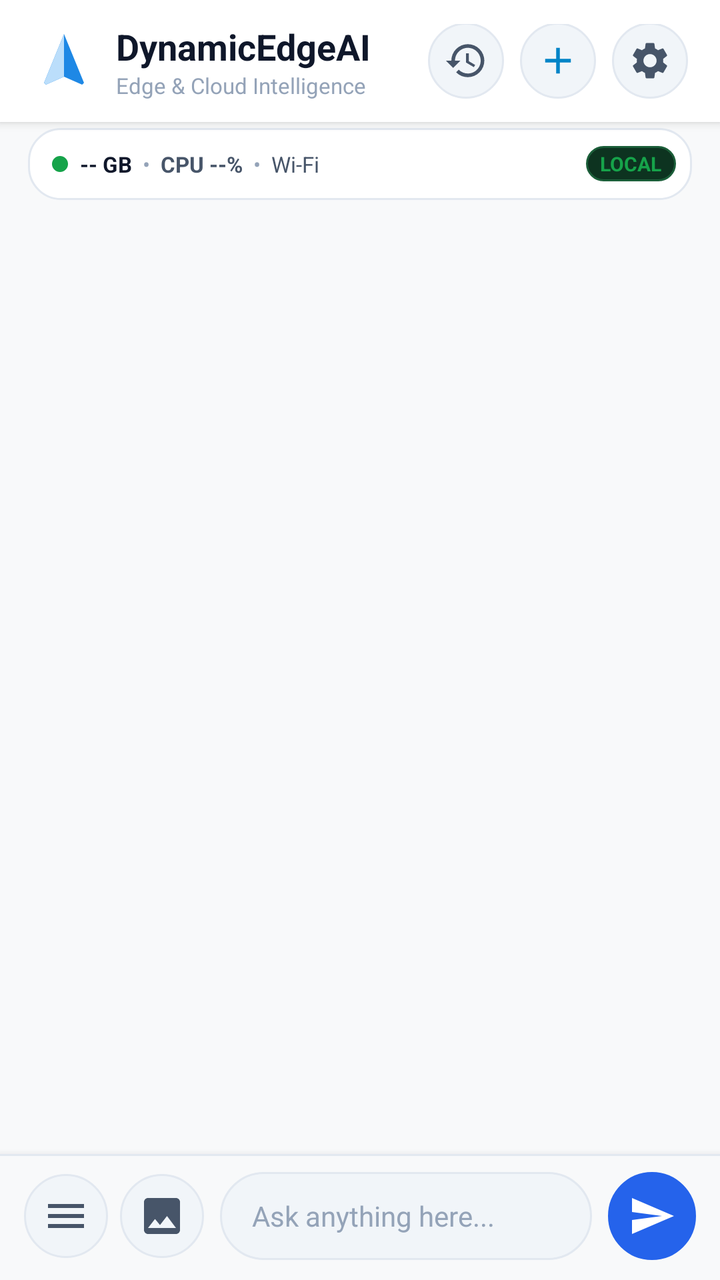
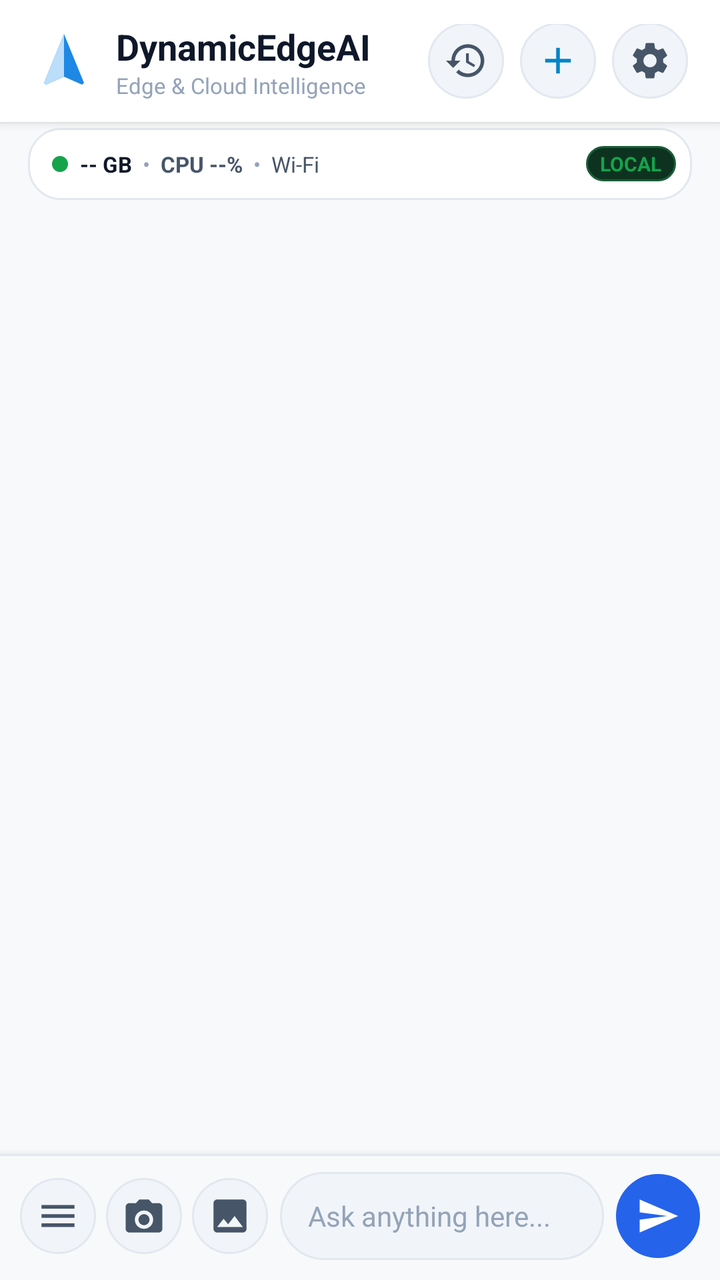

Before-and-after screenshots of an Android layout around one commit, followed by the original layout XML and the change that was made.
<!-- AndroidManifest.xml: application theme Theme.DynamicEdgeAI -->
<!-- res/layout/activity_main.xml -->
<?xml version="1.0" encoding="utf-8"?>
<RelativeLayout xmlns:android="http://schemas.android.com/apk/res/android"
    xmlns:app="http://schemas.android.com/apk/res-auto"
    android:id="@+id/mainRootLayout"
    android:layout_width="match_parent"
    android:layout_height="match_parent"
    android:background="@color/app_bg"
    android:fitsSystemWindows="true">

    
    <RelativeLayout
        android:id="@+id/header"
        android:layout_width="match_parent"
        android:layout_height="wrap_content"
        android:background="@color/app_header_bg"
        android:paddingStart="16dp"
        android:paddingEnd="16dp"
        android:paddingTop="12dp"
        android:paddingBottom="10dp"
        android:elevation="3dp">

        
        <LinearLayout
            android:id="@+id/headerBrand"
            android:layout_width="wrap_content"
            android:layout_height="wrap_content"
            android:layout_alignParentStart="true"
            android:layout_centerVertical="true"
            android:layout_toStartOf="@+id/headerActions"
            android:orientation="horizontal"
            android:gravity="center_vertical">

            <ImageView
                android:layout_width="32dp"
                android:layout_height="32dp"
                android:src="@drawable/ic_app_logo"
                android:layout_marginEnd="10dp"/>

            <LinearLayout
                android:layout_width="wrap_content"
                android:layout_height="wrap_content"
                android:orientation="vertical">
                <TextView
                    android:id="@+id/appTitleText"
                    android:layout_width="wrap_content"
                    android:layout_height="wrap_content"
                    android:text="DynamicEdgeAI"
                    android:textColor="@color/app_text_primary"
                    android:textSize="18sp"
                    android:textStyle="bold"
                    android:maxLines="1"
                    android:ellipsize="end" />
                <TextView
                    android:id="@+id/appSubtitleText"
                    android:layout_width="wrap_content"
                    android:layout_height="wrap_content"
                    android:text="Edge &amp; Cloud Intelligence"
                    android:textColor="@color/app_text_muted"
                    android:textSize="11sp"
                    android:maxLines="1"
                    android:ellipsize="end" />
            </LinearLayout>
        </LinearLayout>

        
        <LinearLayout
            android:id="@+id/headerActions"
            android:layout_width="wrap_content"
            android:layout_height="wrap_content"
            android:layout_alignParentEnd="true"
            android:layout_centerVertical="true"
            android:orientation="horizontal"
            android:gravity="center_vertical">

            
            <ImageButton
                android:id="@+id/btnHeaderConversations"
                android:layout_width="38dp"
                android:layout_height="38dp"
                android:src="@drawable/ic_history"
                android:background="@drawable/bg_circular_action_btn"
                app:tint="@color/app_text_secondary"
                android:scaleType="fitCenter"
                android:padding="8dp"
                android:contentDescription="Chat History"
                android:layout_marginEnd="8dp" />

            
            <ImageButton
                android:id="@+id/btnHeaderNewChat"
                android:layout_width="38dp"
                android:layout_height="38dp"
                android:src="@drawable/ic_add"
                android:background="@drawable/bg_circular_action_btn"
                app:tint="@color/accent_blue"
                android:scaleType="fitCenter"
                android:padding="8dp"
                android:contentDescription="New Chat"
                android:layout_marginEnd="8dp" />

            
            <ImageButton
                android:id="@+id/btnHeaderSettings"
                android:layout_width="38dp"
                android:layout_height="38dp"
                android:src="@drawable/ic_settings"
                android:background="@drawable/bg_circular_action_btn"
                app:tint="@color/app_text_secondary"
                android:scaleType="fitCenter"
                android:padding="8dp"
                android:contentDescription="Settings" />
        </LinearLayout>
    </RelativeLayout>

    
    <include
        layout="@layout/layout_update_popup_banner"
        android:id="@+id/includedUpdateBanner"
        android:layout_width="match_parent"
        android:layout_height="wrap_content"
        android:layout_below="@id/header"
        android:layout_marginTop="4dp" />

    
    <LinearLayout
        android:id="@+id/insightsContainer"
        android:layout_width="match_parent"
        android:layout_height="wrap_content"
        android:layout_below="@id/includedUpdateBanner"
        android:paddingStart="14dp"
        android:paddingEnd="14dp"
        android:paddingTop="3dp"
        android:paddingBottom="3dp">

        <LinearLayout
            android:layout_width="match_parent"
            android:layout_height="36dp"
            android:background="@drawable/bg_telemetry_pill"
            android:orientation="horizontal"
            android:gravity="center_vertical"
            android:paddingStart="12dp"
            android:paddingEnd="8dp">

            
            <ImageView
                android:id="@+id/ramIndicator"
                android:layout_width="8dp"
                android:layout_height="8dp"
                android:src="@drawable/dot_green"
                android:layout_marginEnd="6dp" />

            
            <TextView
                android:id="@+id/ramLabel"
                android:layout_width="wrap_content"
                android:layout_height="wrap_content"
                android:text="-- GB"
                android:textSize="11sp"
                android:textStyle="bold"
                android:textColor="@color/app_text_primary" />

            <TextView
                android:layout_width="wrap_content"
                android:layout_height="wrap_content"
                android:text="  •  "
                android:textSize="11sp"
                android:textColor="@color/app_text_muted" />

            <TextView
                android:id="@+id/cpuLabel"
                android:layout_width="wrap_content"
                android:layout_height="wrap_content"
                android:text="CPU --%"
                android:textSize="11sp"
                android:textStyle="bold"
                android:textColor="@color/app_text_secondary" />

            <TextView
                android:layout_width="wrap_content"
                android:layout_height="wrap_content"
                android:text="  •  "
                android:textSize="11sp"
                android:textColor="@color/app_text_muted" />

            <TextView
                android:id="@+id/networkLabel"
                android:layout_width="0dp"
                android:layout_height="wrap_content"
                android:layout_weight="1"
                android:text="Wi-Fi"
                android:textSize="11sp"
                android:textColor="@color/app_text_secondary"
                android:singleLine="true"
                android:ellipsize="end" />

            
            <TextView
                android:id="@+id/insightModeText"
                android:layout_width="wrap_content"
                android:layout_height="wrap_content"
                android:text="LOCAL"
                android:textStyle="bold"
                android:textSize="10sp"
                android:textColor="#16A34A"
                android:background="@drawable/bg_status_badge_local"
                android:paddingStart="7dp"
                android:paddingEnd="7dp"
                android:paddingTop="2dp"
                android:paddingBottom="2dp" />

            
            <Switch
                android:id="@+id/privacyModeToggle"
                android:layout_width="wrap_content"
                android:layout_height="wrap_content"
                android:visibility="gone" />
        </LinearLayout>
    </LinearLayout>

    
    <ScrollView
        android:id="@+id/chatScrollView"
        android:layout_width="match_parent"
        android:layout_height="match_parent"
        android:layout_below="@id/insightsContainer"
        android:layout_above="@+id/inputArea"
        android:clipToPadding="false"
        android:paddingStart="12dp"
        android:paddingEnd="12dp"
        android:paddingTop="6dp"
        android:paddingBottom="6dp">

        <LinearLayout
            android:id="@+id/chatContainer"
            android:layout_width="match_parent"
            android:layout_height="wrap_content"
            android:orientation="vertical">

            <LinearLayout
                android:id="@+id/thinkingIndicator"
                android:layout_width="wrap_content"
                android:layout_height="wrap_content"
                android:background="@drawable/bubble_ai"
                android:padding="12dp"
                android:visibility="gone"
                android:layout_marginBottom="16dp">

                <TextView
                    android:id="@+id/thinkingText"
                    android:layout_width="wrap_content"
                    android:layout_height="wrap_content"
                    android:text="Thinking..."
                    android:textColor="@color/app_text_secondary"
                    android:textSize="14sp" />
            </LinearLayout>
        </LinearLayout>
    </ScrollView>

    
    <LinearLayout
        android:id="@+id/inputArea"
        android:layout_width="match_parent"
        android:layout_height="wrap_content"
        android:layout_alignParentBottom="true"
        android:background="@color/app_bg"
        android:orientation="vertical"
        android:elevation="6dp">

        
        <View
            android:layout_width="match_parent"
            android:layout_height="1dp"
            android:background="@color/app_surface_outline" />

        
        <LinearLayout
            android:id="@+id/imagePreviewContainer"
            android:layout_width="match_parent"
            android:layout_height="wrap_content"
            android:paddingStart="16dp"
            android:paddingEnd="16dp"
            android:paddingTop="6dp"
            android:paddingBottom="4dp"
            android:orientation="horizontal"
            android:gravity="center_vertical"
            android:visibility="gone">

            <ImageView
                android:id="@+id/imgPreviewThumbnail"
                android:layout_width="44dp"
                android:layout_height="44dp"
                android:scaleType="centerCrop"
                android:background="@drawable/card_outline" />

            <TextView
                android:id="@+id/txtPreviewFilename"
                android:layout_width="0dp"
                android:layout_height="wrap_content"
                android:layout_weight="1"
                android:layout_marginStart="8dp"
                android:text="image.jpg"
                android:textSize="12sp"
                android:textColor="@color/app_text_primary"
                android:singleLine="true"
                android:ellipsize="middle" />

            <ImageButton
                android:id="@+id/btnRemoveImage"
                android:layout_width="28dp"
                android:layout_height="28dp"
                android:src="@drawable/ic_close"
                android:background="?attr/selectableItemBackgroundBorderless"
                app:tint="#F87171"
                android:scaleType="fitCenter" />
        </LinearLayout>

        
        <LinearLayout
            android:layout_width="match_parent"
            android:layout_height="wrap_content"
            android:paddingStart="12dp"
            android:paddingEnd="12dp"
            android:paddingTop="8dp"
            android:paddingBottom="10dp"
            android:orientation="horizontal"
            android:gravity="center_vertical">

            
            <ImageButton
                android:id="@+id/menuButton"
                android:layout_width="42dp"
                android:layout_height="42dp"
                android:layout_marginEnd="6dp"
                android:background="@drawable/bg_circular_action_btn"
                android:src="@drawable/ic_menu"
                app:tint="@color/app_text_secondary"
                android:contentDescription="Models &amp; RAM" />

            
            <ImageButton
                android:id="@+id/btnAttachImage"
                android:layout_width="42dp"
                android:layout_height="42dp"
                android:layout_marginEnd="8dp"
                android:background="@drawable/bg_circular_action_btn"
                android:src="@drawable/ic_image"
                app:tint="@color/app_text_secondary"
                android:contentDescription="Attach Image" />

            
            <EditText
                android:id="@+id/messageInput"
                android:layout_width="0dp"
                android:layout_height="44dp"
                android:layout_weight="1"
                android:background="@drawable/bg_chat_input_pill"
                android:hint="Ask anything here..."
                android:paddingStart="16dp"
                android:paddingEnd="16dp"
                android:textSize="14sp"
                android:textColor="@color/app_text_primary"
                android:textColorHint="@color/app_text_muted"
                android:inputType="textLongMessage" />

            
            <ImageButton
                android:id="@+id/sendButton"
                android:layout_width="44dp"
                android:layout_height="44dp"
                android:layout_marginStart="8dp"
                android:background="@drawable/bg_circular_action_btn"
                android:backgroundTint="@color/btn_blue"
                android:src="@drawable/ic_send"
                app:tint="@color/white"
                android:contentDescription="Send" />
        </LinearLayout>
    </LinearLayout>

</RelativeLayout>
<!-- res/layout/layout_update_popup_banner.xml (included above) -->
<?xml version="1.0" encoding="utf-8"?>
<LinearLayout xmlns:android="http://schemas.android.com/apk/res/android"
    xmlns:app="http://schemas.android.com/apk/res-auto"
    android:id="@+id/updatePopupBanner"
    android:layout_width="match_parent"
    android:layout_height="wrap_content"
    android:orientation="horizontal"
    android:gravity="center_vertical"
    android:background="@drawable/bg_update_pill"
    android:paddingStart="14dp"
    android:paddingEnd="12dp"
    android:paddingTop="10dp"
    android:paddingBottom="10dp"
    android:elevation="12dp"
    android:layout_marginStart="16dp"
    android:layout_marginEnd="16dp"
    android:layout_marginTop="8dp"
    android:clickable="true"
    android:focusable="true"
    android:visibility="gone">

    
    <FrameLayout
        android:layout_width="34dp"
        android:layout_height="34dp"
        android:layout_marginEnd="12dp">

        
        <ProgressBar
            android:id="@+id/popupProgressSpinner"
            android:layout_width="26dp"
            android:layout_height="26dp"
            android:layout_gravity="center"
            android:indeterminate="true"
            android:indeterminateTint="#64B5F6" />

        
        <ImageView
            android:id="@+id/popupStatusIcon"
            android:layout_width="24dp"
            android:layout_height="24dp"
            android:layout_gravity="center"
            android:src="@drawable/ic_check_green"
            android:visibility="gone" />
    </FrameLayout>

    
    <LinearLayout
        android:layout_width="0dp"
        android:layout_height="wrap_content"
        android:layout_weight="1"
        android:orientation="vertical">

        <TextView
            android:id="@+id/txtPopupTitle"
            android:layout_width="wrap_content"
            android:layout_height="wrap_content"
            android:text="Checking for updates..."
            android:textColor="#FFFFFF"
            android:textSize="13sp"
            android:textStyle="bold"
            android:maxLines="1"
            android:ellipsize="end" />

        <TextView
            android:id="@+id/txtPopupSubtitle"
            android:layout_width="wrap_content"
            android:layout_height="wrap_content"
            android:text="Connecting to GitHub..."
            android:textColor="#9BA3B5"
            android:textSize="11sp"
            android:maxLines="1"
            android:ellipsize="end" />
    </LinearLayout>

    
    <TextView
        android:id="@+id/txtPopupBadge"
        android:layout_width="wrap_content"
        android:layout_height="wrap_content"
        android:background="@drawable/bg_pill_badge"
        android:text="v1.1.2"
        android:textColor="#82B1FF"
        android:textSize="11sp"
        android:textStyle="bold"
        android:paddingStart="10dp"
        android:paddingEnd="10dp"
        android:paddingTop="4dp"
        android:paddingBottom="4dp"
        android:layout_marginStart="8dp" />

    
    <ImageButton
        android:id="@+id/btnPopupDismiss"
        android:layout_width="24dp"
        android:layout_height="24dp"
        android:background="?attr/selectableItemBackgroundBorderless"
        android:src="@drawable/ic_close"
        app:tint="#6D7893"
        android:padding="4dp"
        android:layout_marginStart="4dp"
        android:contentDescription="Dismiss" />
</LinearLayout>
<!-- resources referenced by this layout -->
<resources>
  <color name="accent_blue">#0284C7</color>
  <color name="app_bg">#F8F9FA</color>
  <color name="app_header_bg">#FFFFFF</color>
  <color name="app_surface_outline">#E2E8F0</color>
  <color name="app_text_muted">#94A3B8</color>
  <color name="app_text_primary">#0F172A</color>
  <color name="app_text_secondary">#475569</color>
  <color name="btn_blue">#2563EB</color>
  <color name="white">#FFFFFFFF</color>
  <!-- drawable bg_circular_action_btn (drawable) -->
  <?xml version="1.0" encoding="utf-8"?>
  <shape xmlns:android="http://schemas.android.com/apk/res/android"
      android:shape="oval">
      <solid android:color="@color/app_action_btn_bg" />
      <stroke
          android:width="1dp"
          android:color="@color/app_surface_outline" />
  </shape>
  <!-- drawable bg_pill_badge (drawable) -->
  <?xml version="1.0" encoding="utf-8"?>
  <shape xmlns:android="http://schemas.android.com/apk/res/android"
      android:shape="rectangle">
      <solid android:color="#283548" />
      <corners android:radius="14dp" />
  </shape>
  <!-- drawable bg_status_badge_local (drawable) -->
  <?xml version="1.0" encoding="utf-8"?>
  <shape xmlns:android="http://schemas.android.com/apk/res/android"
      android:shape="rectangle">
      <solid android:color="#0D3320" />
      <corners android:radius="12dp" />
      <stroke
          android:width="1dp"
          android:color="#1B5E39" />
  </shape>
  <!-- drawable bg_update_pill (drawable) -->
  <?xml version="1.0" encoding="utf-8"?>
  <shape xmlns:android="http://schemas.android.com/apk/res/android"
      android:shape="rectangle">
      <solid android:color="#1F232D" />
      <stroke android:width="1dp" android:color="#31384A" />
      <corners android:radius="26dp" />
  </shape>
  <!-- drawable card_outline (drawable) -->
  <?xml version="1.0" encoding="utf-8"?>
  <shape xmlns:android="http://schemas.android.com/apk/res/android">
      <solid android:color="@color/app_surface" />
      <stroke android:width="1dp" android:color="@color/app_surface_outline" />
      <corners android:radius="12dp" />
  </shape>
  <!-- drawable dot_green (drawable) -->
  <?xml version="1.0" encoding="utf-8"?>
  <shape xmlns:android="http://schemas.android.com/apk/res/android"
      android:shape="oval">
      <solid android:color="@color/status_green" />
      <size android:width="12dp" android:height="12dp" />
  </shape>
  <!-- drawable ic_add (drawable) -->
  <vector xmlns:android="http://schemas.android.com/apk/res/android"
      android:width="24dp"
      android:height="24dp"
      android:viewportWidth="24"
      android:viewportHeight="24">
    <path
        android:fillColor="#FF000000"
        android:pathData="M19,13h-6v6h-2v-6H5v-2h6V5h2v6h6v2z"/>
  </vector>
  <!-- drawable ic_menu (drawable) -->
  <vector xmlns:android="http://schemas.android.com/apk/res/android"
      android:width="24dp"
      android:height="24dp"
      android:viewportWidth="24"
      android:viewportHeight="24">
      <path
          android:fillColor="#000000"
          android:pathData="M3,18h18v-2H3v2zM3,13h18v-2H3v2zM3,6v2h18V6H3z" />
  </vector>
  <color name="app_input_bg">#F1F5F9</color>
  <color name="app_input_outline">#E2E8F0</color>
  <color name="app_action_btn_bg">#F1F5F9</color>
  <color name="app_telemetry_card_bg">#FFFFFF</color>
  <color name="ai_bubble">@color/app_ai_bubble</color>
  <color name="bubble_border">@color/app_bubble_border</color>
  <color name="app_surface">#FFFFFF</color>
  <color name="status_green">#16A34A</color>
  <color name="app_ai_bubble">#FFFFFF</color>
  <color name="app_bubble_border">#E2E8F0</color>
  <!-- unchanged entries left out for length: 11 -->
</resources>

<!-- the commit's change to res/layout/activity_main.xml (unified diff, before → after) -->
@@ -277,49 +277,87 @@
             android:id="@+id/imagePreviewContainer"
             android:layout_width="match_parent"
             android:layout_height="wrap_content"
-            android:paddingStart="16dp"
-            android:paddingEnd="16dp"
+            android:paddingStart="14dp"
+            android:paddingEnd="14dp"
             android:paddingTop="6dp"
             android:paddingBottom="4dp"
-            android:orientation="horizontal"
-            android:gravity="center_vertical"
+            android:orientation="vertical"
             android:visibility="gone">
 
-            <ImageView
-                android:id="@+id/imgPreviewThumbnail"
-                android:layout_width="44dp"
-                android:layout_height="44dp"
-                android:scaleType="centerCrop"
-                android:background="@drawable/card_outline" />
-
-            <TextView
-                android:id="@+id/txtPreviewFilename"
-                android:layout_width="0dp"
-                android:layout_height="wrap_content"
-                android:layout_weight="1"
-                android:layout_marginStart="8dp"
-                android:text="image.jpg"
-                android:textSize="12sp"
-                android:textColor="@color/app_text_primary"
-                android:singleLine="true"
-                android:ellipsize="middle" />
-
-            <ImageButton
-                android:id="@+id/btnRemoveImage"
-                android:layout_width="28dp"
-                android:layout_height="28dp"
-                android:src="@drawable/ic_close"
-                android:background="?attr/selectableItemBackgroundBorderless"
-                app:tint="#F87171"
-                android:scaleType="fitCenter" />
+            
+            <LinearLayout
+                android:layout_width="match_parent"
+                android:layout_height="wrap_content"
+                android:orientation="horizontal"
+                android:gravity="center_vertical"
+                android:layout_marginBottom="4dp">
+
+                <ImageView
+                    android:id="@+id/imgPreviewThumbnail"
+                    android:layout_width="16dp"
+                    android:layout_height="16dp"
+                    android:src="@drawable/ic_image"
+                    app:tint="@color/accent_blue"
+                    android:layout_marginEnd="6dp" />
+
+                <TextView
+                    android:id="@+id/txtPreviewFilename"
+                    android:layout_width="0dp"
+                    android:layout_height="wrap_content"
+                    android:layout_weight="1"
+                    android:text="1 image attached"
+                    android:textSize="12sp"
+                    android:textStyle="bold"
+                    android:textColor="@color/app_text_primary"
+                    android:singleLine="true"
+                    android:ellipsize="middle" />
+
+                <TextView
+                    android:id="@+id/btnClearAllImages"
+                    android:layout_width="wrap_content"
+                    android:layout_height="wrap_content"
+                    android:text="Clear All"
+                    android:textSize="11sp"
+                    android:textColor="#F87171"
+                    android:textStyle="bold"
+                    android:padding="4dp"
+                    android:background="?attr/selectableItemBackgroundBorderless"
+                    android:clickable="true"
+                    android:focusable="true" />
+
+                <ImageButton
+                    android:id="@+id/btnRemoveImage"
+                    android:layout_width="24dp"
+                    android:layout_height="24dp"
+                    android:src="@drawable/ic_close"
+                    android:background="?attr/selectableItemBackgroundBorderless"
+                    app:tint="#F87171"
+                    android:scaleType="fitCenter"
+                    android:visibility="gone" />
+            </LinearLayout>
+
+            
+            <HorizontalScrollView
+                android:id="@+id/scrollPreviewThumbnails"
+                android:layout_width="match_parent"
+                android:layout_height="wrap_content"
+                android:scrollbars="none">
+
+                <LinearLayout
+                    android:id="@+id/containerPreviewThumbnails"
+                    android:layout_width="wrap_content"
+                    android:layout_height="wrap_content"
+                    android:orientation="horizontal"
+                    android:gravity="center_vertical" />
+            </HorizontalScrollView>
         </LinearLayout>
 
         
         <LinearLayout
             android:layout_width="match_parent"
             android:layout_height="wrap_content"
-            android:paddingStart="12dp"
-            android:paddingEnd="12dp"
+            android:paddingStart="10dp"
+            android:paddingEnd="10dp"
             android:paddingTop="8dp"
             android:paddingBottom="10dp"
             android:orientation="horizontal"
@@ -328,24 +366,41 @@
             
             <ImageButton
                 android:id="@+id/menuButton"
-                android:layout_width="42dp"
-                android:layout_height="42dp"
-                android:layout_marginEnd="6dp"
+                android:layout_width="38dp"
+                android:layout_height="38dp"
+                android:layout_marginEnd="5dp"
                 android:background="@drawable/bg_circular_action_btn"
                 android:src="@drawable/ic_menu"
                 app:tint="@color/app_text_secondary"
+                android:padding="8dp"
+                android:scaleType="fitCenter"
                 android:contentDescription="Models &amp; RAM" />
 
             
             <ImageButton
+                android:id="@+id/btnCamera"
+                android:layout_width="38dp"
+                android:layout_height="38dp"
+                android:layout_marginEnd="5dp"
+                android:background="@drawable/bg_circular_action_btn"
+                android:src="@drawable/ic_camera"
+                app:tint="@color/app_text_secondary"
+                android:padding="8dp"
+                android:scaleType="fitCenter"
+                android:contentDescription="Take Photo" />
+
+            
+            <ImageButton
                 android:id="@+id/btnAttachImage"
-                android:layout_width="42dp"
-                android:layout_height="42dp"
-                android:layout_marginEnd="8dp"
+                android:layout_width="38dp"
+                android:layout_height="38dp"
+                android:layout_marginEnd="6dp"
                 android:background="@drawable/bg_circular_action_btn"
                 android:src="@drawable/ic_image"
                 app:tint="@color/app_text_secondary"
-                android:contentDescription="Attach Image" />
+                android:padding="8dp"
+                android:scaleType="fitCenter"
+                android:contentDescription="Attach Images" />
 
             
             <EditText
@@ -355,8 +410,8 @@
                 android:layout_weight="1"
                 android:background="@drawable/bg_chat_input_pill"
                 android:hint="Ask anything here..."
-                android:paddingStart="16dp"
-                android:paddingEnd="16dp"
+                android:paddingStart="14dp"
+                android:paddingEnd="14dp"
                 android:textSize="14sp"
                 android:textColor="@color/app_text_primary"
                 android:textColorHint="@color/app_text_muted"
@@ -365,13 +420,15 @@
             
             <ImageButton
                 android:id="@+id/sendButton"
-                android:layout_width="44dp"
-                android:layout_height="44dp"
-                android:layout_marginStart="8dp"
+                android:layout_width="42dp"
+                android:layout_height="42dp"
+                android:layout_marginStart="6dp"
                 android:background="@drawable/bg_circular_action_btn"
                 android:backgroundTint="@color/btn_blue"
                 android:src="@drawable/ic_send"
                 app:tint="@color/white"
+                android:padding="10dp"
+                android:scaleType="fitCenter"
                 android:contentDescription="Send" />
         </LinearLayout>
     </LinearLayout>
<!-- resource entries referenced after the edit -->
@@ -43,13 +43,6 @@
       <stroke android:width="1dp" android:color="#31384A" />
       <corners android:radius="26dp" />
   </shape>
-  <!-- drawable card_outline (drawable) -->
-  <?xml version="1.0" encoding="utf-8"?>
-  <shape xmlns:android="http://schemas.android.com/apk/res/android">
-      <solid android:color="@color/app_surface" />
-      <stroke android:width="1dp" android:color="@color/app_surface_outline" />
-      <corners android:radius="12dp" />
-  </shape>
   <!-- drawable dot_green (drawable) -->
   <?xml version="1.0" encoding="utf-8"?>
   <shape xmlns:android="http://schemas.android.com/apk/res/android"
@@ -67,6 +60,16 @@
         android:fillColor="#FF000000"
         android:pathData="M19,13h-6v6h-2v-6H5v-2h6V5h2v6h6v2z"/>
   </vector>
+  <!-- drawable ic_camera (drawable) -->
+  <vector xmlns:android="http://schemas.android.com/apk/res/android"
+      android:width="24dp"
+      android:height="24dp"
+      android:viewportWidth="24"
+      android:viewportHeight="24">
+      <path
+          android:fillColor="#FFFFFFFF"
+          android:pathData="M9.4,3L7.56,5H4C2.9,5 2,5.9 2,7v12c0,1.1 0.9,2 2,2h16c1.1,0 2,-0.9 2,-2V7c0,-1.1 -0.9,-2 -2,-2h-3.56L14.6,3H9.4zM12,19c-2.76,0 -5,-2.24 -5,-5s2.24,-5 5,-5 5,2.24 5,5 -2.24,5 -5,5zM12,11c-1.66,0 -3,1.34 -3,3s1.34,3 3,3 3,-1.34 3,-3 -1.34,-3 -3,-3z"/>
+  </vector>
   <!-- drawable ic_menu (drawable) -->
   <vector xmlns:android="http://schemas.android.com/apk/res/android"
       android:width="24dp"
@@ -83,7 +86,6 @@
   <color name="app_telemetry_card_bg">#FFFFFF</color>
   <color name="ai_bubble">@color/app_ai_bubble</color>
   <color name="bubble_border">@color/app_bubble_border</color>
-  <color name="app_surface">#FFFFFF</color>
   <color name="status_green">#16A34A</color>
   <color name="app_ai_bubble">#FFFFFF</color>
   <color name="app_bubble_border">#E2E8F0</color>
